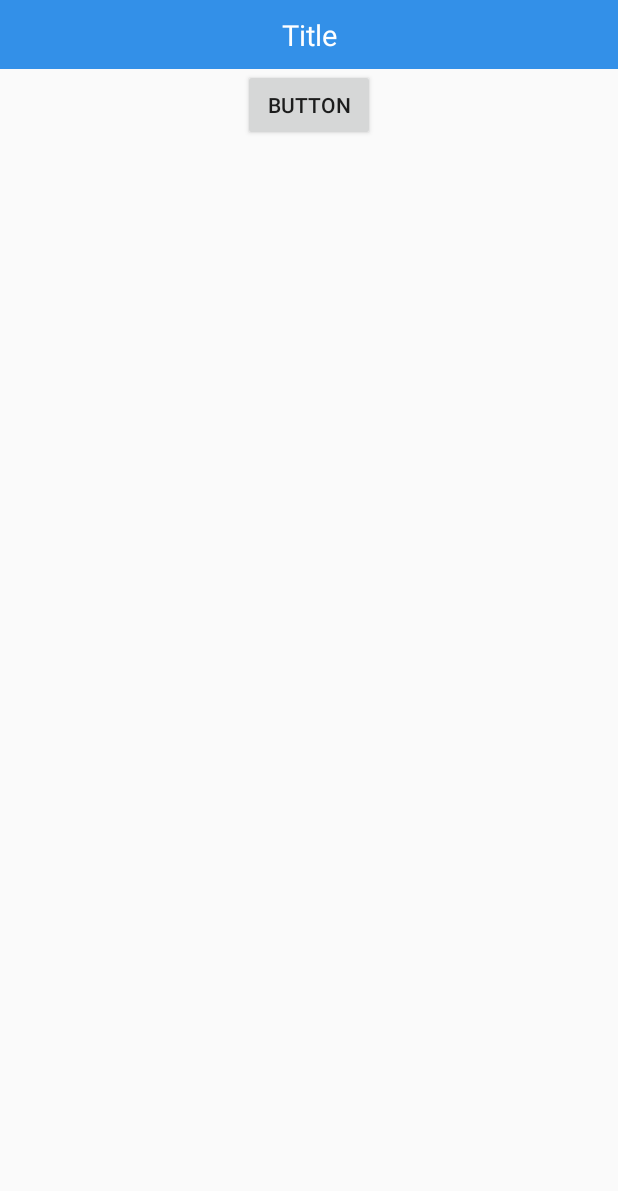
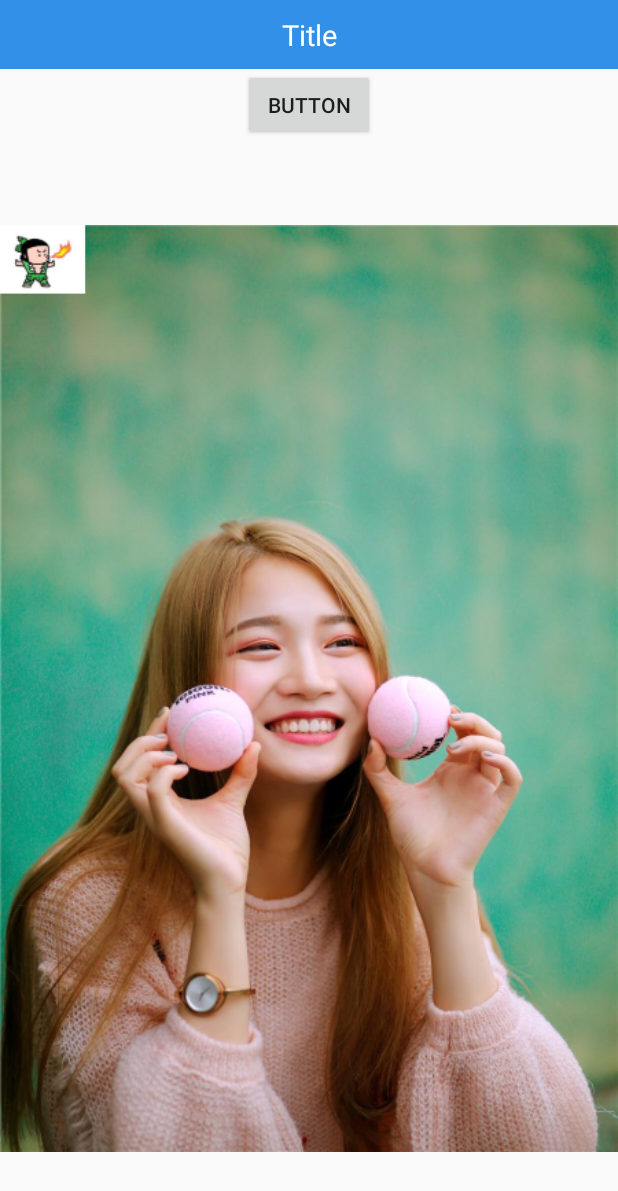
Before and after one commit to wangjing71/MyDemoApplication, an Android app: the screen it shows after launch (MainActivity), on a phone screen of 412 x 824 dp. Shown: the top 1191 px of the screen. Run offline under Robolectric (Android 15) with nearby library versions, the phone set to English and light mode, and no system bars; libraries missing offline, so code that uses them is left out: com.gyf.barlibrary, com.tbruyelle.rxpermissions2, com.tencent.bugly; 4 statements that could not run were skipped.

```diff
--- a/app/src/main/java/com/wj/myapplication/ImageUtil.java
+++ b/app/src/main/java/com/wj/myapplication/ImageUtil.java
@@ -14,7 +14,7 @@ import android.graphics.Rect;
 
 public class ImageUtil {
 
-    private static Bitmap createWaterMaskBitmap(Bitmap src, Bitmap watermark,
+    public static Bitmap createWaterMaskBitmap(Bitmap src, Bitmap watermark,
                                                 int paddingLeft, int paddingTop) {
         if (src == null) {
             return null;
--- a/app/src/main/java/com/wj/myapplication/MainActivity.java
+++ b/app/src/main/java/com/wj/myapplication/MainActivity.java
@@ -1,5 +1,7 @@
 package com.wj.myapplication;
 
+import android.graphics.Bitmap;
+import android.graphics.BitmapFactory;
 import android.os.Bundle;
 import android.view.View;
 import android.widget.Button;
@@ -24,7 +26,10 @@ public class MainActivity extends BaseActivity {
 
     @Override
     protected void initData() {
-
+        Bitmap bitmap1 = BitmapFactory.decodeResource(getResources(), R.mipmap.a);
+        Bitmap bitmap2 = BitmapFactory.decodeResource(getResources(), R.mipmap.b);
+        Bitmap bitmap3 = ImageUtil.createWaterMaskBitmap(bitmap1,bitmap2,0,0);
+        show.setImageBitmap(bitmap3);
     }
 
     @Override
```
